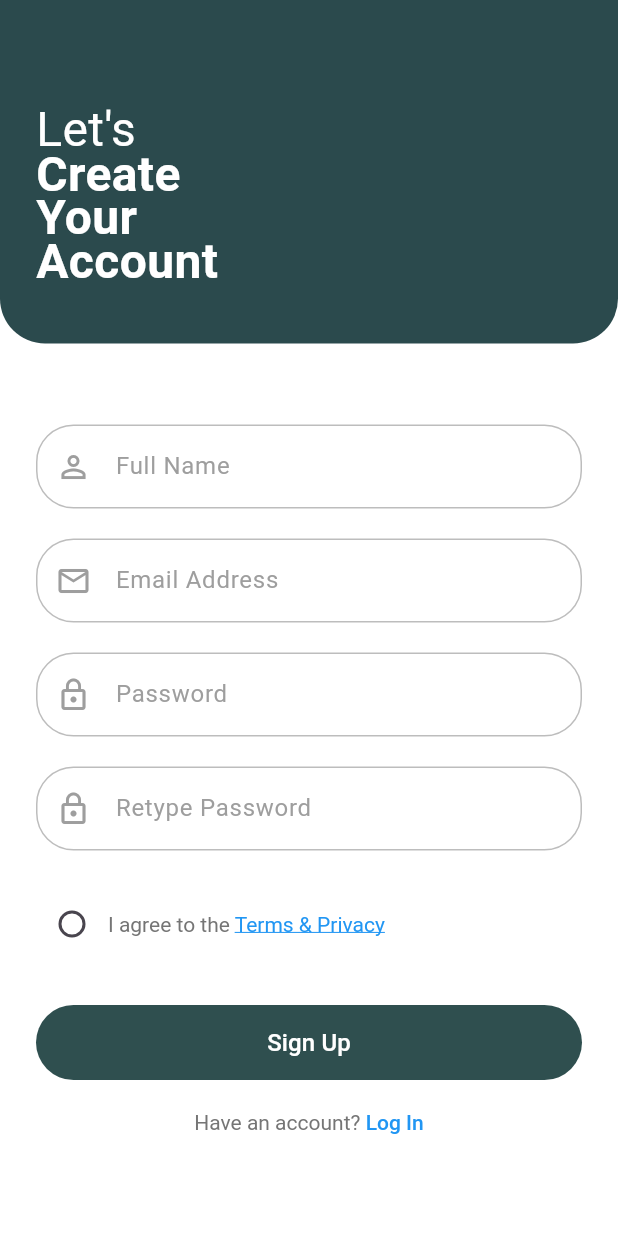
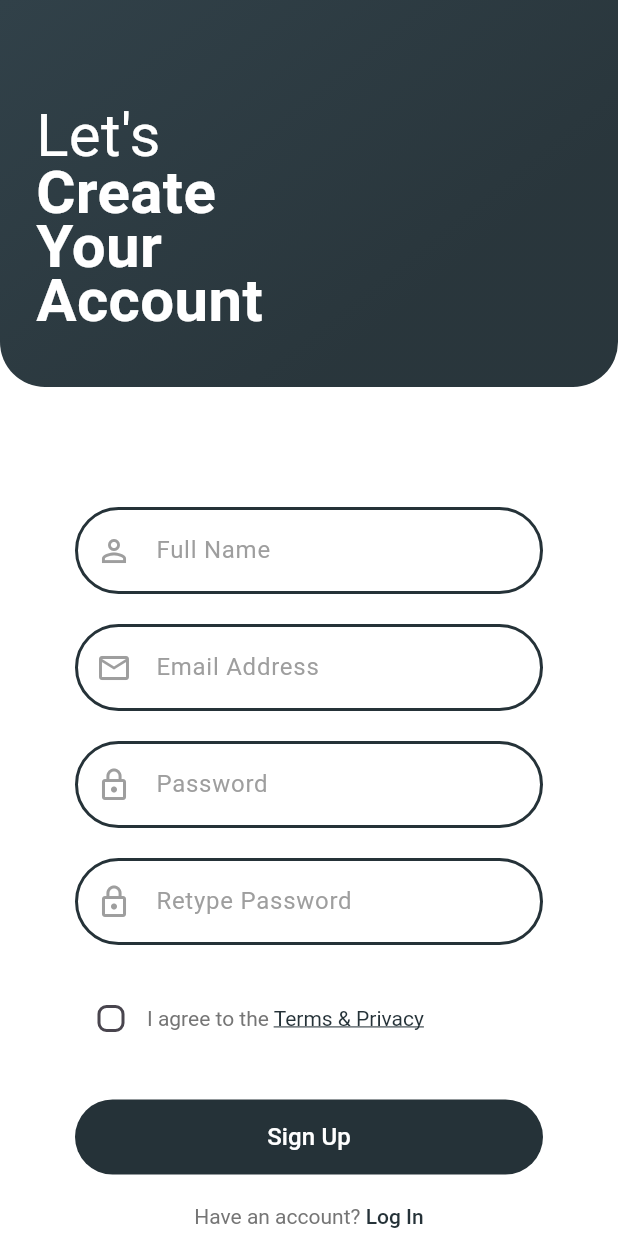
Before and after one commit to maruf2509/Zesh_app, a Flutter app: the SignUp screen opened directly, on a phone screen of 412 x 824 dp. Run offline on Flutter 3.47's test engine with Material 3 defaults, Android fonts, the light colour scheme and no system bars; our stand-ins replace cloud_firestore, firebase_auth, firebase_core; accounts and stored records are empty.

Commit message:
ui refined

```diff
--- a/analysis_options.yaml
+++ b/analysis_options.yaml
@@ -7,6 +7,9 @@
 
 # The following line activates a set of recommended lints for Flutter apps,
 # packages, and plugins designed to encourage good coding practices.
+analyzer:
+  errors:
+    deprecated_member_use: ignore
 include: package:flutter_lints/flutter.yaml
 
 linter:
@@ -23,6 +26,5 @@ linter:
   rules:
     # avoid_print: false  # Uncomment to disable the `avoid_print` rule
     # prefer_single_quotes: true  # Uncomment to enable the `prefer_single_quotes` rule
-
 # Additional information about this file can be found at
 # https://dart.dev/guides/language/analysis-options
--- a/lib/pages/signup.dart
+++ b/lib/pages/signup.dart
@@ -2,8 +2,6 @@ import 'package:flutter/material.dart';
 import 'package:firebase_auth/firebase_auth.dart';
 import 'package:cloud_firestore/cloud_firestore.dart';
 import 'login.dart';
-
-
 
 class SignUp extends StatefulWidget {
   const SignUp({super.key});
@@ -20,7 +18,8 @@ class _SignUpState extends State<SignUp> {
   final TextEditingController _fullNameController = TextEditingController();
   final TextEditingController _emailController = TextEditingController();
   final TextEditingController _passwordController = TextEditingController();
-  final TextEditingController _retypePasswordController = TextEditingController();
+  final TextEditingController _retypePasswordController =
+      TextEditingController();
 
   final FirebaseAuth _auth = FirebaseAuth.instance;
   final FirebaseFirestore _firestore = FirebaseFirestore.instance;
@@ -65,13 +64,16 @@ class _SignUpState extends State<SignUp> {
 
     try {
       // Create user with Firebase Auth
-      UserCredential userCredential = await _auth.createUserWithEmailAndPassword(
-        email: _emailController.text.trim(),
-        password: _passwordController.text.trim(),
-      );
+      UserCredential userCredential = await _auth
+          .createUserWithEmailAndPassword(
+            email: _emailController.text.trim(),
+            password: _passwordController.text.trim(),
+          );
 
       // Update user display name
-      await userCredential.user?.updateDisplayName(_fullNameController.text.trim());
+      await userCredential.user?.updateDisplayName(
+        _fullNameController.text.trim(),
+      );
 
       // Save additional user data to Firestore
       await _firestore.collection('users').doc(userCredential.user?.uid).set({
@@ -157,7 +159,14 @@ class _SignUpState extends State<SignUp> {
               width: double.infinity,
               padding: const EdgeInsets.fromLTRB(24.0, 70.0, 24.0, 40.0),
               decoration: const BoxDecoration(
-                color: Color.fromRGBO(43, 74, 77, 1),
+                gradient: LinearGradient(
+                  colors: [
+                    Color.fromARGB(255, 49, 65, 73),
+                    Color.fromARGB(250, 37, 50, 56),
+                  ],
+                  begin: Alignment.topLeft,
+                  end: Alignment.bottomCenter,
+                ),
                 borderRadius: BorderRadius.only(
                   bottomLeft: Radius.circular(30),
                   bottomRight: Radius.circular(30),
@@ -171,7 +180,7 @@ class _SignUpState extends State<SignUp> {
                     "Let's",
                     style: TextStyle(
                       color: Colors.white,
-                      fontSize: 32,
+                      fontSize: 40,
                       fontWeight: FontWeight.w400,
                       height: 1.0,
                     ),
@@ -181,7 +190,7 @@ class _SignUpState extends State<SignUp> {
                     "Create",
                     style: TextStyle(
                       color: Colors.white,
-                      fontSize: 32,
+                      fontSize: 40,
                       fontWeight: FontWeight.bold,
                       height: 0.9,
                     ),
@@ -191,7 +200,7 @@ class _SignUpState extends State<SignUp> {
                     "Your",
                     style: TextStyle(
                       color: Colors.white,
-                      fontSize: 32,
+                      fontSize: 40,
                       fontWeight: FontWeight.bold,
                       height: 0.9,
                     ),
@@ -201,7 +210,7 @@ class _SignUpState extends State<SignUp> {
                     "Account",
                     style: TextStyle(
                       color: Colors.white,
-                      fontSize: 32,
+                      fontSize: 40,
                       fontWeight: FontWeight.bold,
                       height: 0.9,
                     ),
@@ -213,21 +222,39 @@ class _SignUpState extends State<SignUp> {
             const SizedBox(height: 30),
 
             Padding(
-              padding: const EdgeInsets.all(24.0),
+              padding: const EdgeInsets.all(50.0),
               child: Column(
                 children: [
                   // Full Name
-                  buildInputField("Full Name", Icons.person_outline, _fullNameController),
+                  buildInputField(
+                    "Full Name",
+                    Icons.person_outline,
+                    _fullNameController,
+                  ),
                   const SizedBox(height: 20),
                   // Email
-                  buildInputField("Email Address", Icons.email_outlined, _emailController,
-                      keyboardType: TextInputType.emailAddress),
+                  buildInputField(
+                    "Email Address",
+                    Icons.email_outlined,
+                    _emailController,
+                    keyboardType: TextInputType.emailAddress,
+                  ),
                   const SizedBox(height: 20),
                   // Password
-                  buildInputField("Password", Icons.lock_outline, _passwordController, obscure: true),
+                  buildInputField(
+                    "Password",
+                    Icons.lock_outline,
+                    _passwordController,
+                    obscure: true,
+                  ),
                   const SizedBox(height: 20),
                   // Retype Password
-                  buildInputField("Retype Password", Icons.lock_outline, _retypePasswordController, obscure: true),
+                  buildInputField(
+                    "Retype Password",
+                    Icons.lock_outline,
+                    _retypePasswordController,
+                    obscure: true,
+                  ),
 
                   const SizedBox(height: 25),
 
@@ -241,19 +268,24 @@ class _SignUpState extends State<SignUp> {
                             agree = value ?? false;
                           });
                         },
-                        shape: const CircleBorder(),
-                        activeColor: Colors.blue,
+                        shape: const RoundedRectangleBorder(
+                          borderRadius: BorderRadius.all(Radius.circular(6)),
+                        ),
+                        activeColor: const Color.fromARGB(255, 37, 50, 56),
                       ),
                       Expanded(
                         child: RichText(
                           text: TextSpan(
-                            style: TextStyle(color: Colors.grey[600], fontSize: 14),
+                            style: TextStyle(
+                              color: Colors.grey[600],
+                              fontSize: 14,
+                            ),
                             children: const [
                               TextSpan(text: 'I agree to the '),
                               TextSpan(
                                 text: 'Terms & Privacy',
                                 style: TextStyle(
-                                  color: Colors.blue,
+                                  color: Color.fromARGB(255, 37, 50, 56),
                                   decoration: TextDecoration.underline,
                                 ),
                               ),
@@ -273,7 +305,7 @@ class _SignUpState extends State<SignUp> {
                     child: ElevatedButton(
                       onPressed: _isLoading ? null : _signUpUser,
                       style: ElevatedButton.styleFrom(
-                        backgroundColor: const Color(0xFF2F4F4F),
+                        backgroundColor: const Color.fromARGB(255, 37, 50, 56),
                         shape: RoundedRectangleBorder(
                           borderRadius: BorderRadius.circular(25),
                         ),
@@ -285,7 +317,9 @@ class _SignUpState extends State<SignUp> {
                               height: 20,
                               child: CircularProgressIndicator(
                                 strokeWidth: 2,
-                                valueColor: AlwaysStoppedAnimation<Color>(Colors.white),
+                                valueColor: AlwaysStoppedAnimation<Color>(
+                                  Colors.white,
+                                ),
                               ),
                             )
                           : const Text(
@@ -318,7 +352,7 @@ class _SignUpState extends State<SignUp> {
                           TextSpan(
                             text: 'Log In',
                             style: TextStyle(
-                              color: Colors.blue,
+                              color: Color.fromARGB(255, 37, 50, 56),
                               fontWeight: FontWeight.w500,
                             ),
                           ),
@@ -336,12 +370,20 @@ class _SignUpState extends State<SignUp> {
   }
 
   // Widget for input fields with controllers
-  Widget buildInputField(String hint, IconData icon, TextEditingController controller,
-      {bool obscure = false, TextInputType? keyboardType}) {
+  Widget buildInputField(
+    String hint,
+    IconData icon,
+    TextEditingController controller, {
+    bool obscure = false,
+    TextInputType? keyboardType,
+  }) {
     return Container(
       decoration: BoxDecoration(
-        border: Border.all(color: Colors.grey[400]!),
-        borderRadius: BorderRadius.circular(25),
+        border: Border.all(
+          color: const Color.fromARGB(255, 37, 50, 56),
+          width: 2.0,
+        ),
+        borderRadius: BorderRadius.circular(35),
       ),
       child: TextField(
         controller: controller,
@@ -352,7 +394,10 @@ class _SignUpState extends State<SignUp> {
           hintStyle: TextStyle(color: Colors.grey[500]),
           prefixIcon: Icon(icon, color: Colors.grey[500]),
           border: InputBorder.none,
-          contentPadding: const EdgeInsets.symmetric(horizontal: 20, vertical: 15),
+          contentPadding: const EdgeInsets.symmetric(
+            horizontal: 20,
+            vertical: 15,
+          ),
         ),
       ),
     );
```
